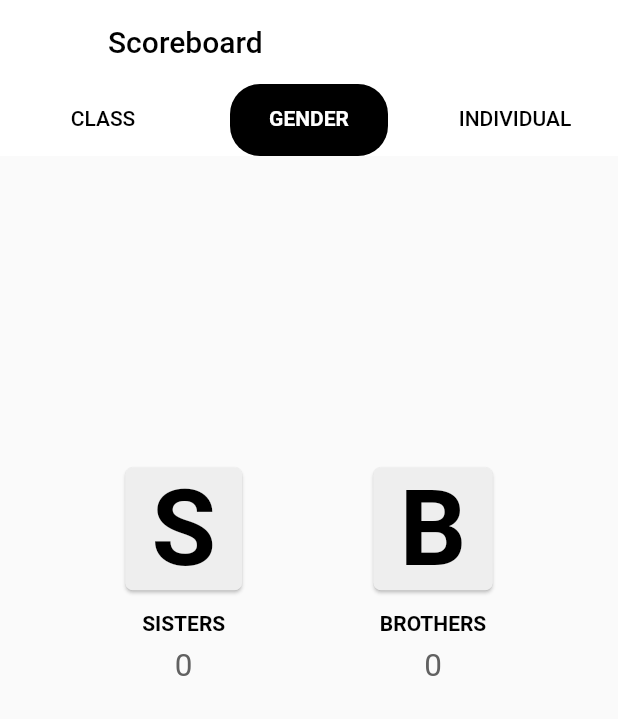
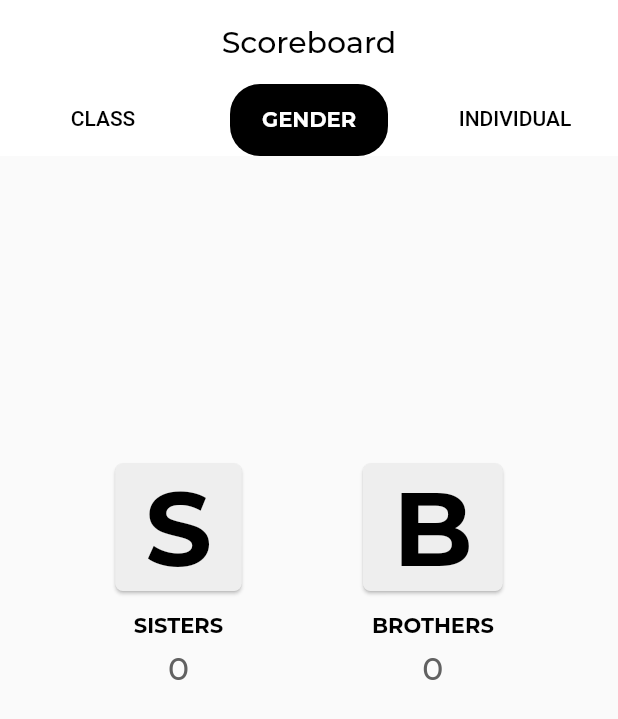
Before and after one commit to godwinlaw/kle-winter-challenge-app, a Flutter app: the ScoreboardWidget screen opened directly, tab 2 chosen, on a phone screen of 412 x 824 dp. Shown: the top 719 px of the screen. Run offline on Flutter 3.47's test engine with Material 2 defaults, Android fonts, the phone set to English and light mode, and no system bars; our stand-ins replace cloud_firestore, firebase_auth, firebase_core, google_sign_in, hexcolor and 1 more; missing offline and left inert: dart:ffi; accounts and stored records are empty; statements that could not run were skipped; project files that could hold a hidden picture were left out.

Commit message:
Add in Gender/Year picker as well as font changes

```diff
--- a/lib/ui/screens/log.dart
+++ b/lib/ui/screens/log.dart
@@ -67,9 +67,11 @@ class _LogWidgetState extends State<LogWidget> {
   Widget build(BuildContext context) => Scaffold(
       backgroundColor: Colors.white,
       appBar: AppBar(
+          centerTitle: true,
           title: const Text(
             'Track your progress',
             style: TextStyle(
+              fontFamily: "Montserrat",
               color: Colors.black,
               fontSize: 18,
             ),
--- a/lib/ui/screens/scoreboard.dart
+++ b/lib/ui/screens/scoreboard.dart
@@ -27,14 +27,18 @@ class _ScoreboardWidgetState extends State<ScoreboardWidget> {
         length: 3,
         child: Scaffold(
           appBar: AppBar(
-            title: Text("Scoreboard", style: TextStyle(color: Colors.black)),
+            centerTitle: true,
+            title: Text("Scoreboard",
+                style:
+                    TextStyle(fontFamily: "Montserrat", color: Colors.black)),
             backgroundColor: Colors.white,
             elevation: 0,
             bottom: TabBar(
                 unselectedLabelColor: Colors.black,
                 indicatorColor: Colors.black,
                 labelColor: Colors.white,
-                labelStyle: TextStyle(fontWeight: FontWeight.bold),
+                labelStyle: TextStyle(
+                    fontFamily: "Montserrat", fontWeight: FontWeight.bold),
                 unselectedLabelStyle: TextStyle(),
                 indicatorSize: TabBarIndicatorSize.label,
                 indicator: BoxDecoration(
@@ -87,9 +91,12 @@ class _ScoreboardWidgetState extends State<ScoreboardWidget> {
                 unselectedLabelColor: Colors.grey,
                 indicatorColor: Colors.white,
                 labelColor: Colors.black,
-                labelStyle:
-                    TextStyle(fontSize: 25.0, fontWeight: FontWeight.bold),
+                labelStyle: TextStyle(
+                    fontFamily: "Montserrat",
+                    fontSize: 25.0,
+                    fontWeight: FontWeight.bold),
                 unselectedLabelStyle: TextStyle(
+                  fontFamily: "Montserrat",
                   fontSize: 17.0,
                 ),
                 indicatorSize: TabBarIndicatorSize.label,
@@ -206,12 +213,15 @@ class _ScoreboardWidgetState extends State<ScoreboardWidget> {
           title: Text(
             classYear.toString(),
             textScaleFactor: 1.5,
-            style: TextStyle(fontWeight: FontWeight.bold),
+            style: TextStyle(
+                fontFamily: "Montserrat", fontWeight: FontWeight.bold),
           ),
           trailing: Text(points.toString(),
               textScaleFactor: 1.5,
               style: TextStyle(
-                  fontWeight: FontWeight.bold, color: Colors.grey[600])),
+                  fontFamily: "Montserrat",
+                  fontWeight: FontWeight.bold,
+                  color: Colors.grey[600])),
         ),
       ),
     );
@@ -267,7 +277,9 @@ class _ScoreboardWidgetState extends State<ScoreboardWidget> {
             child: Text(gender,
                 textScaleFactor: 5.0,
                 style: TextStyle(
-                    fontWeight: FontWeight.bold, color: Colors.black))));
+                    fontFamily: "Montserrat",
+                    fontWeight: FontWeight.bold,
+                    color: Colors.black))));
   }
 
   Container genderTile(String gender, int points) {
@@ -282,14 +294,18 @@ class _ScoreboardWidgetState extends State<ScoreboardWidget> {
           ),
           Text(gender,
               textScaleFactor: 1.0,
-              style:
-                  TextStyle(fontWeight: FontWeight.bold, color: Colors.black)),
+              style: TextStyle(
+                  fontFamily: "Montserrat",
+                  fontWeight: FontWeight.bold,
+                  color: Colors.black)),
           Text(
             " ",
             textScaleFactor: 0.5,
           ),
           Text(points.toString(),
-              textScaleFactor: 1.5, style: TextStyle(color: Colors.grey[700])),
+              textScaleFactor: 1.5,
+              style:
+                  TextStyle(fontFamily: "Montserrat", color: Colors.grey[700])),
           Text(
             " ",
             textScaleFactor: 10,
@@ -345,12 +361,15 @@ class _ScoreboardWidgetState extends State<ScoreboardWidget> {
           title: Text(
             name,
             textScaleFactor: 1.3,
-            style: TextStyle(fontWeight: FontWeight.bold),
+            style: TextStyle(
+                fontFamily: "Montserrat", fontWeight: FontWeight.bold),
           ),
           trailing: Text(points.toString(),
               textScaleFactor: 1.5,
-              style:
-                  TextStyle(fontWeight: FontWeight.bold, color: Colors.blue)),
+              style: TextStyle(
+                  fontFamily: "Montserrat",
+                  fontWeight: FontWeight.bold,
+                  color: Colors.blue)),
         ),
       ),
     );
@@ -369,7 +388,6 @@ class _ScoreboardWidgetState extends State<ScoreboardWidget> {
 
   Widget profilePicture(String photoUrl, String gender) {
     ImageProvider profileImage;
-    print(gender);
     bool isBrother;
     if (gender != null && gender == "Gender.Female") {
       isBrother = false;
```
Also changed, not shown: lib/core/data/database.dart (+38 -11 lines), lib/ui/screens/profile.dart (+134 -24 lines).
